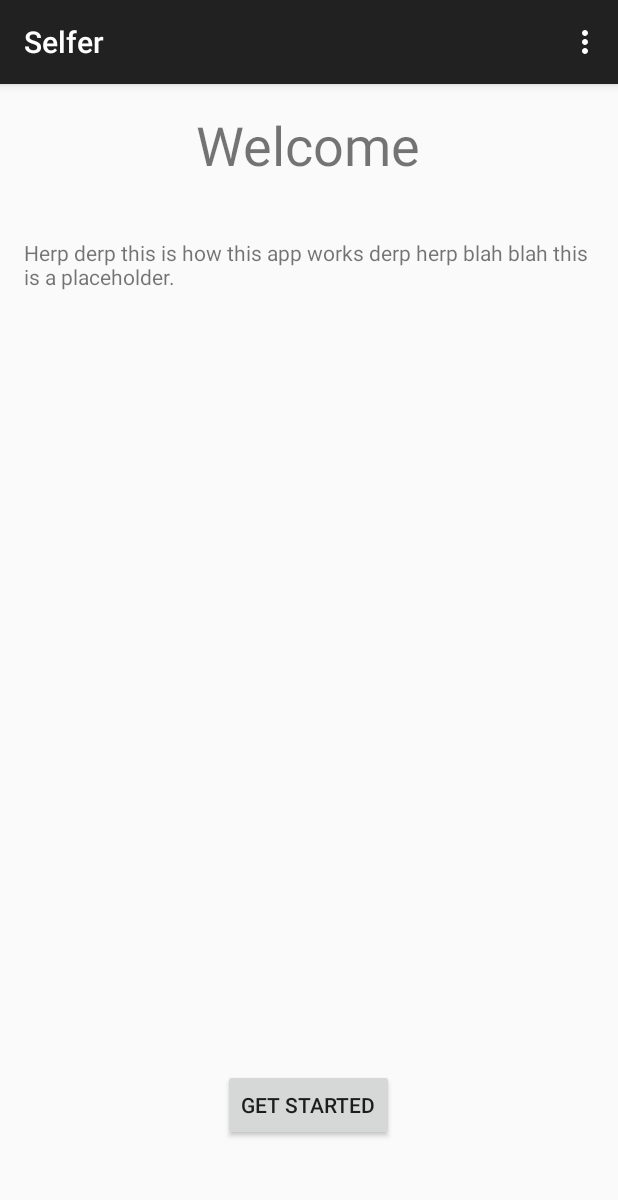
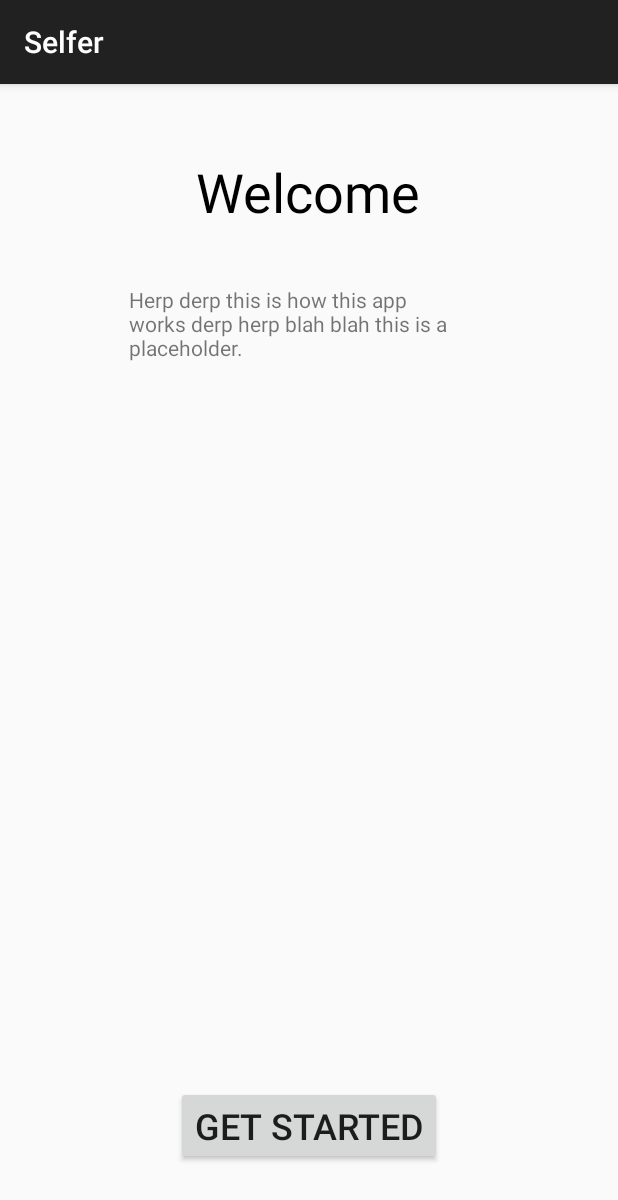
Before and after one commit to firedark60/UofTHacks-2015, an Android app: the screen it shows after launch (Tutorial), on a phone screen of 412 x 824 dp. Shown: the top 1200 px of the screen. Run offline under Robolectric (Android 15) with nearby library versions, the phone set to English and light mode, and no system bars.

Commit message:
Made android app stuff

```diff
--- a/Android/Selfer/app/src/main/AndroidManifest.xml
+++ b/Android/Selfer/app/src/main/AndroidManifest.xml
@@ -16,6 +16,10 @@
                 <category android:name="android.intent.category.LAUNCHER" />
             </intent-filter>
         </activity>
+        <activity
+            android:name=".MainActivity"
+            android:label="@string/title_activity_main" >
+        </activity>
     </application>
 
 </manifest>
--- a/Android/Selfer/app/src/main/java/uofthacks2015/selfer/selfer/Tutorial.java
+++ b/Android/Selfer/app/src/main/java/uofthacks2015/selfer/selfer/Tutorial.java
@@ -2,8 +2,9 @@ package uofthacks2015.selfer.selfer;
 
 import android.support.v7.app.ActionBarActivity;
 import android.os.Bundle;
-import android.view.Menu;
-import android.view.MenuItem;
+import android.view.View;
+import android.content.Intent;
+
 
 
 public class Tutorial extends ActionBarActivity {
@@ -14,26 +15,9 @@ public class Tutorial extends ActionBarActivity {
         setContentView(R.layout.activity_tutorial);
     }
 
-
-    @Override
-    public boolean onCreateOptionsMenu(Menu menu) {
-        // Inflate the menu; this adds items to the action bar if it is present.
-        getMenuInflater().inflate(R.menu.menu_tutorial, menu);
-        return true;
+    public void getStarted(View view){
+        Intent intent = new Intent(this, MainActivity.class);
+        startActivity(intent);
     }
 
-    @Override
-    public boolean onOptionsItemSelected(MenuItem item) {
-        // Handle action bar item clicks here. The action bar will
-        // automatically handle clicks on the Home/Up button, so long
-        // as you specify a parent activity in AndroidManifest.xml.
-        int id = item.getItemId();
-
-        //noinspection SimplifiableIfStatement
-        if (id == R.id.action_settings) {
-            return true;
-        }
-
-        return super.onOptionsItemSelected(item);
-    }
 }
--- a/Android/Selfer/app/src/main/res/layout/activity_tutorial.xml
+++ b/Android/Selfer/app/src/main/res/layout/activity_tutorial.xml
@@ -8,28 +8,33 @@
     <TextView android:text="Welcome" android:layout_width="wrap_content"
         android:layout_height="wrap_content"
         android:singleLine="true"
+        android:typeface="sans"
+        android:textSize="36dp"
+        android:id="@+id/textView"
+        android:layout_marginTop="31dp"
         android:layout_alignParentTop="true"
         android:layout_centerHorizontal="true"
-        android:typeface="sans"
-        android:textSize="36dp"
-        android:id="@+id/textView" />
+        android:textColor="#000000" />
 
     <TextView
-        android:layout_width="wrap_content"
+        android:layout_width="240dp"
         android:layout_height="wrap_content"
         android:textAppearance="?android:attr/textAppearanceSmall"
         android:text="Herp derp this is how this app works derp herp blah blah this is a placeholder."
         android:id="@+id/textView2"
+        android:layout_marginTop="38dp"
         android:layout_below="@+id/textView"
-        android:layout_marginTop="38dp" />
+        android:layout_centerHorizontal="true" />
 
     <Button
         android:layout_width="wrap_content"
         android:layout_height="wrap_content"
         android:text="Get Started"
         android:id="@+id/button"
+        android:layout_marginBottom="31dp"
+        android:textSize="24dp"
+        android:onClick="getStarted"
         android:layout_alignParentBottom="true"
-        android:layout_centerHorizontal="true"
-        android:layout_marginBottom="47dp" />
+        android:layout_centerHorizontal="true" />
 
 </RelativeLayout>
--- a/Android/Selfer/app/src/main/res/values/strings.xml
+++ b/Android/Selfer/app/src/main/res/values/strings.xml
@@ -4,5 +4,6 @@
     <string name="app_name">Selfer</string>
     <string name="hello_world">Hello world!</string>
     <string name="action_settings">Settings</string>
+    <string name="title_activity_main">MainActivity</string>
 
 </resources>
```
Also changed, not shown: Android/Selfer/app/src/main/java/uofthacks2015/selfer/selfer/MainActivity.java (added, +25 -0 lines), Android/Selfer/app/src/main/res/layout/activity_main.xml (added, +15 -0 lines), Android/Selfer/app/src/main/res/menu/menu_main.xml (added, +7 -0 lines).
